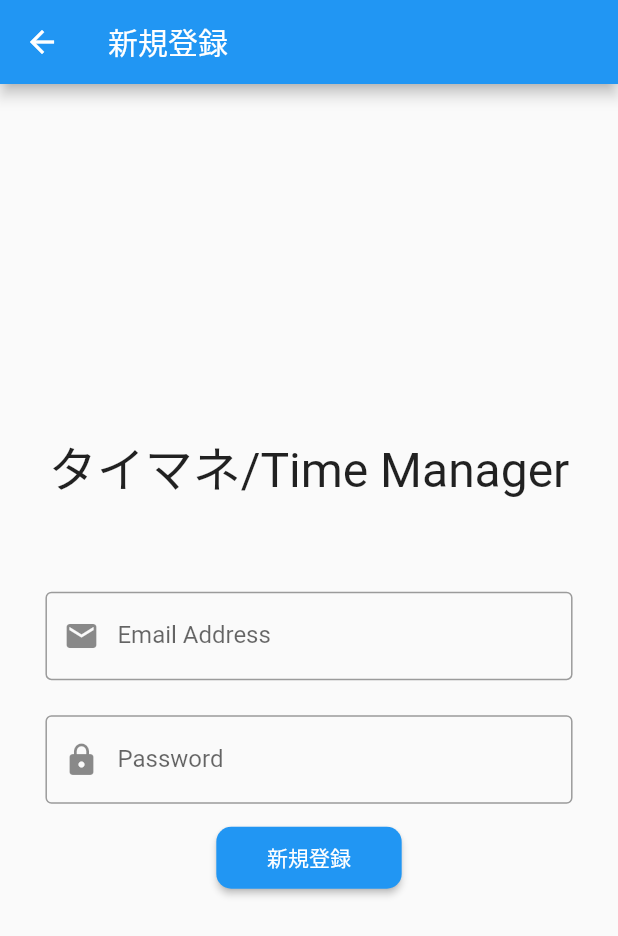
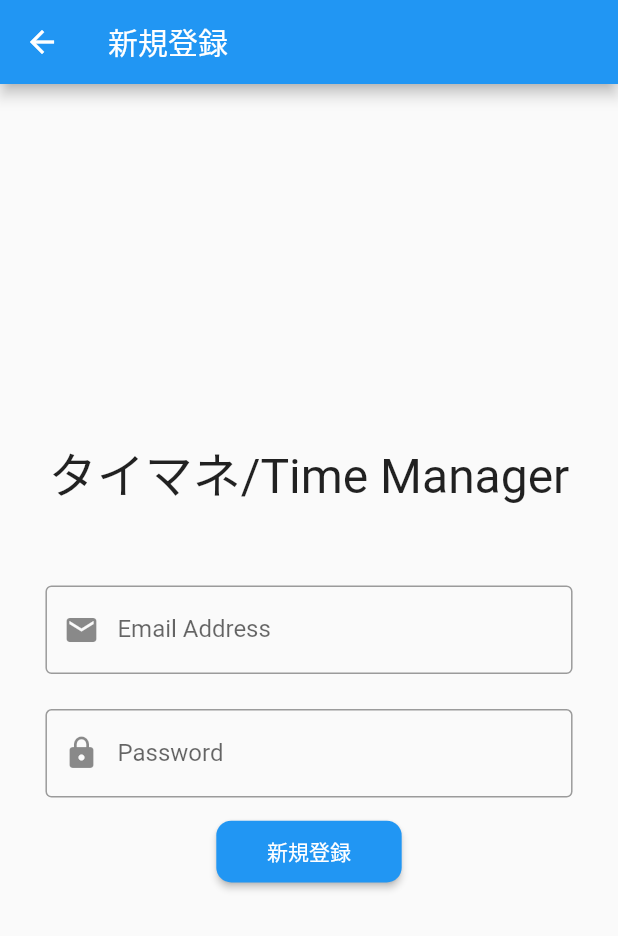
Before and after one commit to ko-he-i/taimane_timemanager, a Flutter app: the RegistrationPage screen opened directly, on a phone screen of 412 x 824 dp. Shown: the top 936 px of the screen. Run offline on Flutter 3.47's test engine with Material 2 defaults, Android fonts, the phone set to English and light mode, and no system bars; our stand-ins replace cloud_firestore, firebase_auth, firebase_core, settings_ui; accounts and stored records are empty.

Commit message:
レイアウト微修正

```diff
--- a/lib/registration_page.dart
+++ b/lib/registration_page.dart
@@ -108,7 +108,7 @@ class _RegistrationPageState extends State<RegistrationPage> {
                 ),
               ),
             ),
-            SizedBox(height: size.height * 0.02),
+            SizedBox(height: size.height * 0.01),
             SizedBox(
               width: size.width * 0.95,
               height: size.height * 0.1,
```
